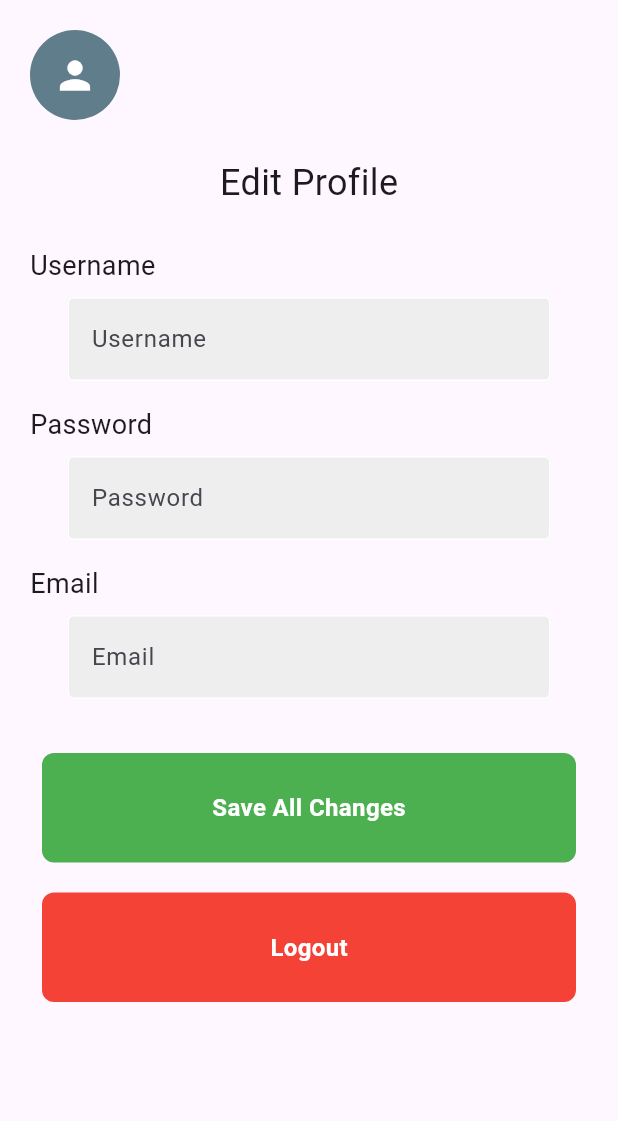
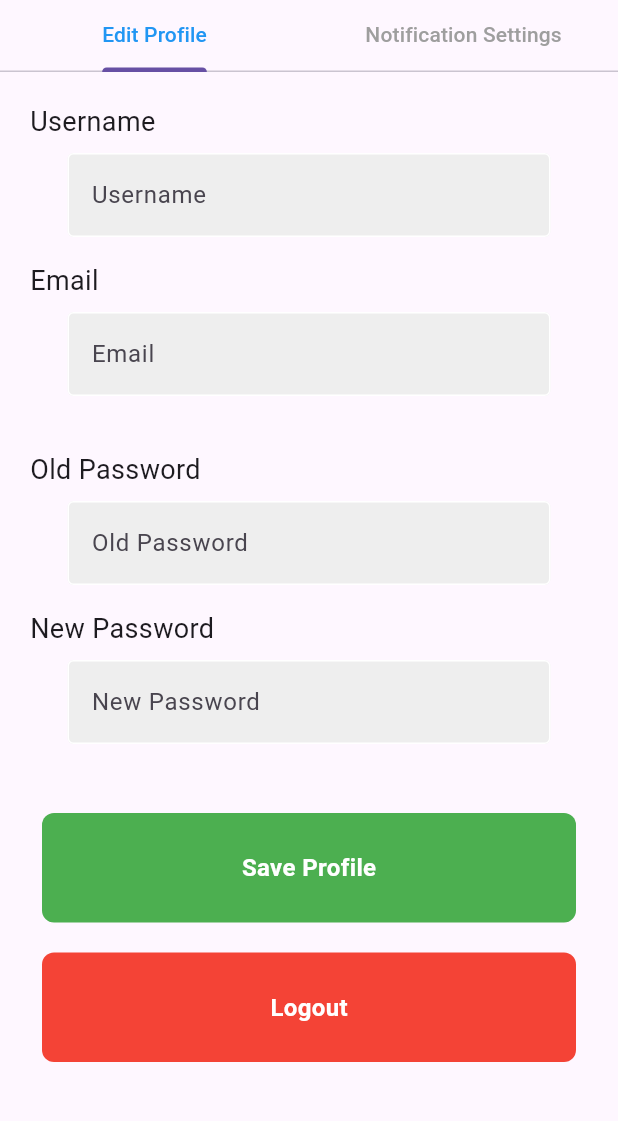
Before and after one commit to MadsMBFrandsen/deploy_it_app, a Flutter app: the ProfilePage screen opened by its route, on a phone screen of 412 x 824 dp, the part 90-1211 px from its top. Run offline on Flutter 3.47's test engine with Material 3 defaults, Android fonts, the phone set to English and light mode, and no system bars; our stand-ins replace fl_chart, shared_preferences; accounts and stored records are empty; network calls fail.

Commit message:
[IMP] Refactor ProfilePage with tab UI, password update flow, and notification settings persistence

```diff
--- a/lib/pages/profile_page.dart
+++ b/lib/pages/profile_page.dart
@@ -1,9 +1,11 @@
 import 'package:flutter/material.dart';
 import 'package:shared_preferences/shared_preferences.dart';
+
 import 'package:deploy_it_app/components/navigation_bar.dart';
 import 'package:deploy_it_app/components/my_textfield.dart';
 import 'package:deploy_it_app/components/my_button.dart';
-import 'package:deploy_it_app/components/api_calls_temp.dart';
+import 'package:deploy_it_app/components/api_calls.dart';
+
 
 class ProfilePage extends StatefulWidget {
   const ProfilePage({super.key});
@@ -12,49 +14,92 @@ class ProfilePage extends StatefulWidget {
   State<ProfilePage> createState() => _ProfilePageState();
 }
 
-class _ProfilePageState extends State<ProfilePage> {
+class _ProfilePageState extends State<ProfilePage> with TickerProviderStateMixin {
   final usernameController = TextEditingController();
-  final passwordController = TextEditingController();
   final emailController = TextEditingController();
+  final oldPasswordController = TextEditingController();
+  final newPasswordController = TextEditingController();
 
   bool loading = true;
   bool saving = false;
 
+  int notificationInterval = 30;
+  bool notificationsEnabled = true;
+  int cpuThreshold = 80;
+  int ramThreshold = 80;
+  int storageThreshold = 90;
+
+  late TabController _tabController;
+
+
   @override
   void initState() {
     super.initState();
+    _tabController = TabController(length: 2, vsync: this);
     loadUserData();
   }
+
+
 
   void loadUserData() async {
     try {
       SharedPreferences prefs = await SharedPreferences.getInstance();
       String? username = prefs.getString('user_name');
       String? email = prefs.getString('user_email');
+      int? savedInterval = prefs.getInt('notification_interval');
+      bool? savedEnabled = prefs.getBool('notifications_enabled');
+      int? savedCpuThreshold = prefs.getInt('cpu_threshold');
+      int? savedRamThreshold = prefs.getInt('ram_threshold');
+      int? savedStorageThreshold = prefs.getInt('storage_threshold');
+
+      final List<int> validIntervals = [15, 30, 60];
 
       setState(() {
         usernameController.text = username ?? '';
         emailController.text = email ?? '';
+        notificationInterval = validIntervals.contains(savedInterval) ? savedInterval! : 30;
+        notificationsEnabled = savedEnabled ?? true;
+        cpuThreshold = savedCpuThreshold ?? 80;
+        ramThreshold = savedRamThreshold ?? 80;
+        storageThreshold = savedStorageThreshold ?? 90;
         loading = false;
       });
     } catch (e) {
       setState(() => loading = false);
       ScaffoldMessenger.of(context).showSnackBar(
-        SnackBar(content: Text('Failed to load user data')),
+        const SnackBar(content: Text('Failed to load user data')),
       );
     }
   }
 
-  void updateProfile() async {
+  void saveProfileSettings() async {
     final username = usernameController.text.trim();
-    final password = passwordController.text.trim();
     final email = emailController.text.trim();
+    final oldPassword = oldPasswordController.text.trim();
+    final newPassword = newPasswordController.text.trim();
 
-    if (username.isEmpty || password.isEmpty || email.isEmpty) {
+    if (username.isEmpty || email.isEmpty) {
       ScaffoldMessenger.of(context).showSnackBar(
-        SnackBar(content: Text('Please fill all fields')),
+        const SnackBar(content: Text('Username and Email cannot be empty')),
       );
       return;
+    }
+
+    bool wantsToChangePassword = oldPassword.isNotEmpty || newPassword.isNotEmpty;
+
+    if (wantsToChangePassword) {
+      if (oldPassword.isEmpty || newPassword.isEmpty) {
+        ScaffoldMessenger.of(context).showSnackBar(
+          const SnackBar(content: Text('Please fill both old and new password fields')),
+        );
+        return;
+      }
+      if (newPassword.length < 6) {
+        ScaffoldMessenger.of(context).showSnackBar(
+          const SnackBar(content: Text('New password must be at least 6 characters')),
+        );
+        return;
+      }
     }
 
     setState(() => saving = true);
@@ -62,8 +107,9 @@ class _ProfilePageState extends State<ProfilePage> {
     try {
       final message = await ApiService.updateUserProfile(
         username: username,
-        password: password,
         email: email,
+        oldPassword: wantsToChangePassword ? oldPassword : null,
+        newPassword: wantsToChangePassword ? newPassword : null,
       );
 
       SharedPreferences prefs = await SharedPreferences.getInstance();
@@ -74,10 +120,36 @@ class _ProfilePageState extends State<ProfilePage> {
         SnackBar(content: Text(message)),
       );
 
-      passwordController.clear();
+      oldPasswordController.clear();
+      newPasswordController.clear();
     } catch (e) {
       ScaffoldMessenger.of(context).showSnackBar(
         SnackBar(content: Text('Failed to update profile: $e')),
+      );
+    } finally {
+      setState(() => saving = false);
+    }
+  }
+
+  void saveNotificationSettings() async {
+    setState(() => saving = true);
+
+    try {
+      SharedPreferences prefs = await SharedPreferences.getInstance();
+      await prefs.setInt('notification_interval', notificationInterval);
+      await prefs.setBool('notifications_enabled', notificationsEnabled);
+      await prefs.setInt('cpu_threshold', cpuThreshold);
+      await prefs.setInt('ram_threshold', ramThreshold);
+      await prefs.setInt('storage_threshold', storageThreshold);
+
+
+
+      ScaffoldMessenger.of(context).showSnackBar(
+        const SnackBar(content: Text('Notification Settings Saved!')),
+      );
+    } catch (e) {
+      ScaffoldMessenger.of(context).showSnackBar(
+        SnackBar(content: Text('Failed to save settings: $e')),
       );
     } finally {
       setState(() => saving = false);
@@ -92,9 +164,11 @@ class _ProfilePageState extends State<ProfilePage> {
 
   @override
   void dispose() {
+    _tabController.dispose();
     usernameController.dispose();
-    passwordController.dispose();
     emailController.dispose();
+    oldPasswordController.dispose();
+    newPasswordController.dispose();
     super.dispose();
   }
 
@@ -104,56 +178,51 @@ class _ProfilePageState extends State<ProfilePage> {
       body: loading
           ? const Center(child: CircularProgressIndicator())
           : SafeArea(
-        child: SingleChildScrollView(
-          padding: const EdgeInsets.all(20),
         child: Column(
           children: [
-              // User info with icon
-              Row(
+            TabBar(
+              controller: _tabController,
+              labelColor: Colors.blue,
+              unselectedLabelColor: Colors.grey,
+              tabs: const [
+                Tab(text: 'Edit Profile'),
+                Tab(text: 'Notification Settings'),
+              ],
+            ),
+            Expanded(
+              child: TabBarView(
+                controller: _tabController,
                 children: [
-                  CircleAvatar(
-                    radius: 30,
-                    backgroundColor: Colors.blueGrey,
-                    child: Icon(Icons.person, size: 30, color: Colors.white),
-                  ),
-                  const SizedBox(width: 16),
-                  Expanded(
-                    child: Column(
-                      crossAxisAlignment: CrossAxisAlignment.start,
-                      children: [
-                        Text(
-                          usernameController.text,
-                          style: TextStyle(fontSize: 18, fontWeight: FontWeight.bold),
-                          overflow: TextOverflow.ellipsis,
-                        ),
-                        Text(
-                          emailController.text,
-                          style: TextStyle(fontSize: 16, color: Colors.grey[700]),
-                          overflow: TextOverflow.ellipsis,
-                        ),
+                  buildEditProfileTab(),
+                  buildNotificationSettingsTab(),
                 ],
               ),
             ),
           ],
         ),
-              const SizedBox(height: 25),
-              const Text('Edit Profile', style: TextStyle(fontSize: 24)),
-              const SizedBox(height: 25),
+      ),
+    );
+  }
 
+  Widget buildEditProfileTab() {
+    return SingleChildScrollView(
+      padding: const EdgeInsets.all(20),
+      child: Column(
+        children: [
           _buildLabeledField("Username", usernameController, false),
-              _buildLabeledField("Password", passwordController, true),
           _buildLabeledField("Email", emailController, false),
-
           const SizedBox(height: 20),
+          _buildLabeledField("Old Password", oldPasswordController, true),
+          _buildLabeledField("New Password", newPasswordController, true),
+          const SizedBox(height: 30),
           MyButton(
-                onTap: saving ? null : updateProfile,
-                text: saving ? 'Saving...' : 'Save All Changes',
+            onTap: saving ? null : saveProfileSettings,
+            text: saving ? 'Saving...' : 'Save Profile',
             backgroundColor: saving ? Colors.grey : Colors.green,
             textColor: Colors.white,
             padd: const EdgeInsets.all(25),
             marg: const EdgeInsets.symmetric(horizontal: 8),
           ),
-
           const SizedBox(height: 20),
           MyButton(
             onTap: logout,
@@ -165,7 +234,77 @@ class _ProfilePageState extends State<ProfilePage> {
           ),
         ],
       ),
+    );
+  }
+
+  Widget buildNotificationSettingsTab() {
+    return SingleChildScrollView(
+      padding: const EdgeInsets.all(20),
+      child: Column(
+        children: [
+          Row(
+            mainAxisAlignment: MainAxisAlignment.spaceBetween,
+            children: [
+              const Text('Receive Notifications', style: TextStyle(fontSize: 18)),
+              Switch(
+                value: notificationsEnabled,
+                onChanged: (bool value) {
+                  setState(() {
+                    notificationsEnabled = value;
+                  });
+                },
               ),
+            ],
+          ),
+          const SizedBox(height: 16),
+          Row(
+            mainAxisAlignment: MainAxisAlignment.spaceBetween,
+            children: [
+              const Text('Notify Every (minutes)', style: TextStyle(fontSize: 18)),
+              DropdownButton<int>(
+                value: notificationInterval,
+                items: [15, 30, 60].map((int value) {
+                  return DropdownMenuItem<int>(
+                    value: value,
+                    child: Text('$value min'),
+                  );
+                }).toList(),
+                onChanged: (int? newValue) {
+                  setState(() {
+                    notificationInterval = newValue ?? 30;
+                  });
+                },
+              ),
+            ],
+          ),
+          const SizedBox(height: 30),
+          const Text('Warning Thresholds', style: TextStyle(fontSize: 24)),
+          const SizedBox(height: 20),
+          _buildThresholdRow('CPU Warning Level', cpuThreshold, (val) {
+            setState(() {
+              cpuThreshold = val ?? 80;
+            });
+          }),
+          _buildThresholdRow('RAM Warning Level', ramThreshold, (val) {
+            setState(() {
+              ramThreshold = val ?? 80;
+            });
+          }),
+          _buildThresholdRow('Storage Warning Level', storageThreshold, (val) {
+            setState(() {
+              storageThreshold = val ?? 90;
+            });
+          }),
+          const SizedBox(height: 30),
+          MyButton(
+            onTap: saving ? null : saveNotificationSettings,
+            text: saving ? 'Saving...' : 'Save Notification Settings',
+            backgroundColor: saving ? Colors.grey : Colors.blue,
+            textColor: Colors.white,
+            padd: const EdgeInsets.all(25),
+            marg: const EdgeInsets.symmetric(horizontal: 8),
+          ),
+        ],
       ),
     );
   }
@@ -185,4 +324,23 @@ class _ProfilePageState extends State<ProfilePage> {
       ],
     );
   }
+
+  Widget _buildThresholdRow(String label, int currentValue, Function(int?) onChanged) {
+    return Row(
+      mainAxisAlignment: MainAxisAlignment.spaceBetween,
+      children: [
+        Text(label, style: const TextStyle(fontSize: 18)),
+        DropdownButton<int>(
+          value: currentValue,
+          items: [30, 70, 80, 85, 90, 95].map((int value) {
+            return DropdownMenuItem<int>(
+              value: value,
+              child: Text('$value%'),
+            );
+          }).toList(),
+          onChanged: onChanged,
+        ),
+      ],
+    );
   }
+}
```
Lines whose indentation alone changed are shown as unchanged.
